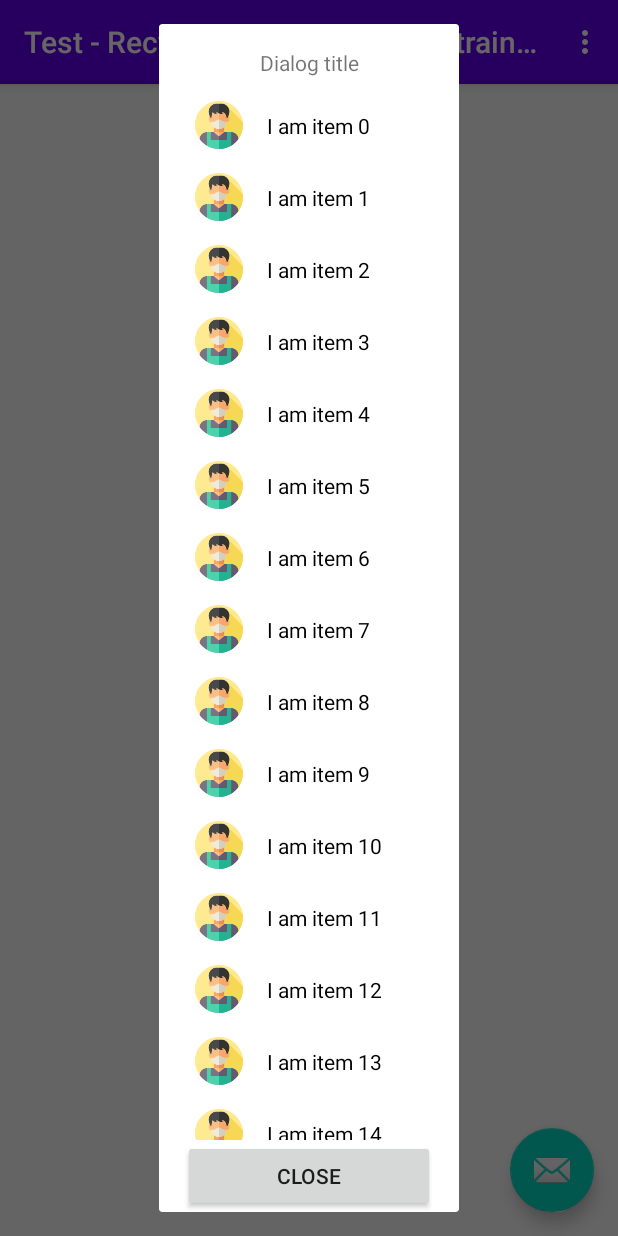
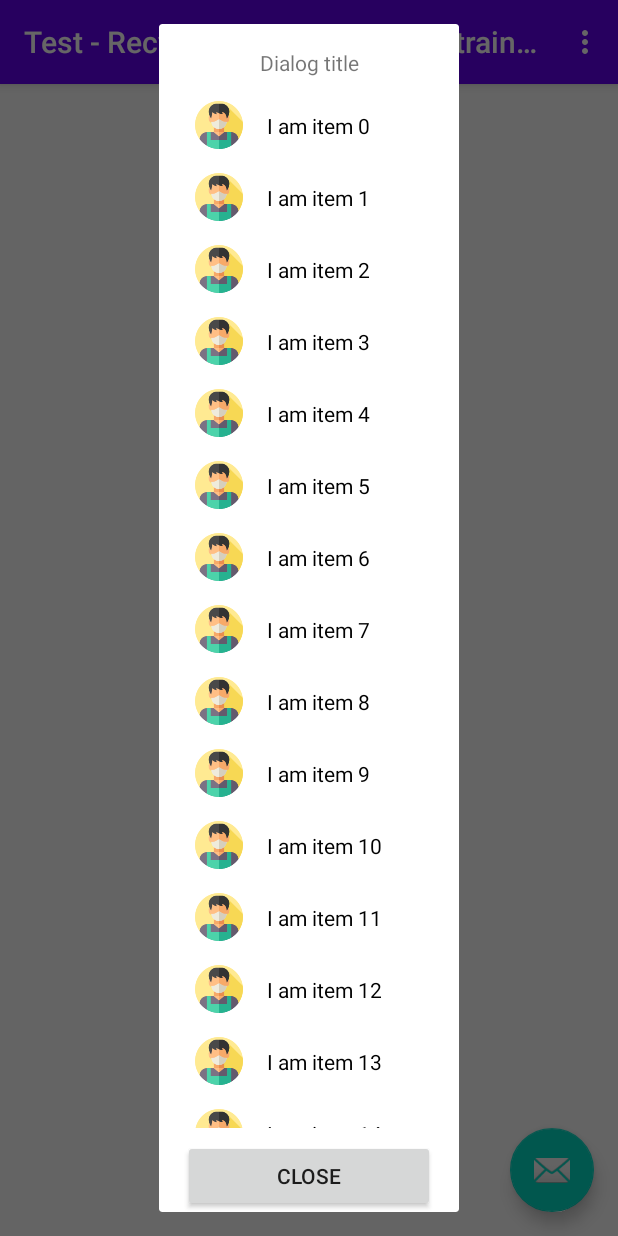
Before and after one commit to mikimn/android-dialog-fragment-recycler-view, an Android app: the screen it shows after launch (MainActivity), after a tap on an icon or button, on a phone screen of 412 x 824 dp. Run offline under Robolectric (Android 15) with nearby library versions, the phone set to English and light mode, and no system bars.

```diff
--- a/app/src/main/res/layout/fragment_my_dialog.xml
+++ b/app/src/main/res/layout/fragment_my_dialog.xml
@@ -22,14 +22,16 @@
     <androidx.recyclerview.widget.RecyclerView
         android:id="@+id/rv"
         android:layout_width="0dp"
-        android:layout_height="wrap_content"
+        android:layout_height="0dp"
         android:layout_marginTop="8dp"
+        android:layout_marginBottom="8dp"
+        app:layout_constrainedHeight="true"
+        app:layout_constraintBottom_toTopOf="@+id/close_button"
+        app:layout_constraintEnd_toEndOf="parent"
         app:layout_constraintHeight_default="wrap"
-        app:layout_constrainedHeight="true"
-        app:layout_constraintEnd_toEndOf="parent"
+        app:layout_constraintHorizontal_bias="0.0"
         app:layout_constraintStart_toStartOf="parent"
-        app:layout_constraintTop_toBottomOf="@+id/dialog_title"
-        app:layout_constraintBottom_toTopOf="@+id/close_button" />
+        app:layout_constraintTop_toBottomOf="@+id/dialog_title" />
 
     <Button android:id="@+id/close_button"
         android:layout_width="0dp"
```
Also changed, not shown: app/src/main/res/values/strings.xml (+0 -8 lines).
